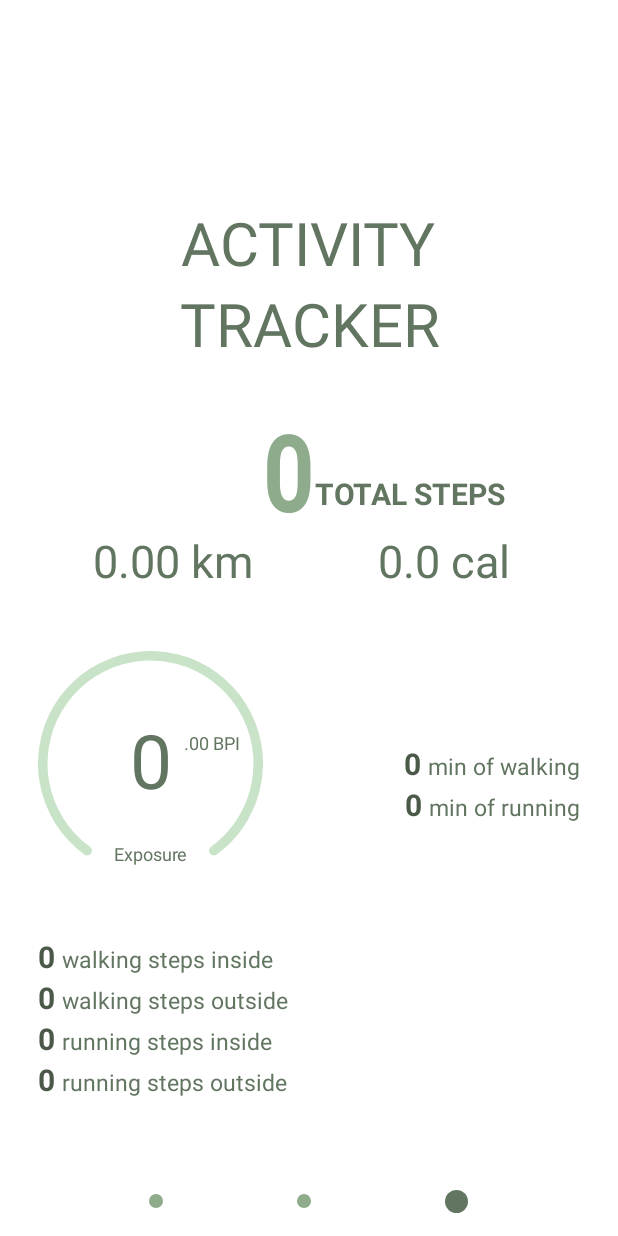
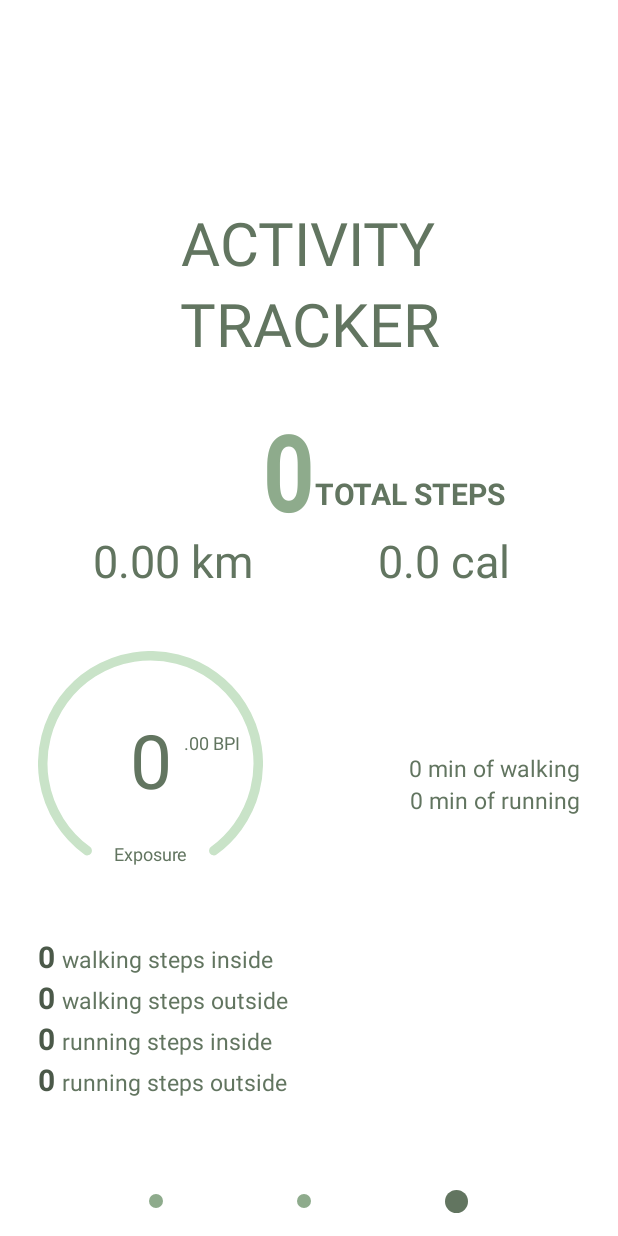
Before and after one commit to pereaanamaria/poluxion, an Android app: the TrackerActivity screen opened directly, with no data from a screen before it, on a phone screen of 412 x 824 dp. Run offline under Robolectric (Android 15) with nearby library versions, the phone set to English and light mode, and no system bars; our stand-ins replace Firebase (no records; nobody signed in at launch, a user with empty details on screens opened directly); 8 statements that could not run were skipped.

Commit message:
Tracker Review

```diff
--- a/app/src/main/java/pam/poluxion/TrackerActivity.java
+++ b/app/src/main/java/pam/poluxion/TrackerActivity.java
@@ -128,14 +128,14 @@ public class TrackerActivity extends AppCompatActivity implements SensorEventLis
     private void displayInfo() {
 
         if(stepCounter.getWalkMin() < 60) {
-            walkMins.setText(stepCounter.getWalkMin() + " ");
+            walkMins.setText(stepCounter.getWalkMin() + " min ");
         } else {
-            walkMins.setText(stepCounter.getWalkMin() / 60 + "h and " + stepCounter.getWalkMin() % 60 + " ");
+            walkMins.setText(stepCounter.getWalkMin() / 60 + "h " + stepCounter.getWalkMin() % 60 + " min ");
         }
         if(stepCounter.getRunMin() < 60) {
-            runMins.setText(stepCounter.getRunMin() + " ");
+            runMins.setText(stepCounter.getRunMin() + " min ");
         } else {
-            runMins.setText(stepCounter.getRunMin() / 60 + "h and " + stepCounter.getRunMin() % 60 + " ");
+            runMins.setText(stepCounter.getRunMin() / 60 + "h " + stepCounter.getRunMin() % 60 + " min ");
         }
 
         walkIn.setText(stepCounter.getStepsWalkInside() + " ");
@@ -147,7 +147,7 @@ public class TrackerActivity extends AppCompatActivity implements SensorEventLis
 
         kms.setText(user.getKm());
         cals.setText(user.getCals());
-        bpi.setText(user.getBPI());
+        //bpi.setText(user.getBPI());
 
         double progress = GeneralClass.getStepCounterObject().getIntakeDose();
         int progressInt = (int) Math.floor(progress);
--- a/app/src/main/java/pam/poluxion/models/StepCounter.java
+++ b/app/src/main/java/pam/poluxion/models/StepCounter.java
@@ -18,7 +18,6 @@ public class StepCounter {
     private int stepsRunOutside = 0;
 
     private boolean indoor = true;
-    private boolean walking = true;
 
     public StepCounter() {
         Log.e(TAG,"Successfully created");
@@ -26,10 +25,10 @@ public class StepCounter {
 
     public void countTotal(int status) {
         switch (status) {
-            case WALK_INSIDE: walking = true; stepsWalkInside++; break;
-            case WALK_OUTSIDE: walking = true; stepsWalkOutside++; break;
-            case RUN_INSIDE: walking = false; stepsRunInside++; break;
-            case RUN_OUTSIDE: walking = false; stepsRunOutside++; break;
+            case WALK_INSIDE: stepsWalkInside++; break;
+            case WALK_OUTSIDE: stepsWalkOutside++; break;
+            case RUN_INSIDE: stepsRunInside++; break;
+            case RUN_OUTSIDE: stepsRunOutside++; break;
             default: Log.e(TAG,"Unknown status : " + status);
         }
     }
@@ -48,22 +47,6 @@ public class StepCounter {
         return temp / 1000;
     }
 
-    int getStepsPerMin() {
-        if(walking) {
-            return 100;
-        } else {
-            return 150;
-        }
-    }
-
-    double getAverageSpeed() {
-        if(walking) {
-            return 1.3888;  // 5 km/h ~= 1.38 m/s
-        } else {
-            return 6.6666;  // 24 km/h ~= 6.66 m/s
-        }
-    }
-
     public int getStepsWalkInside() {return stepsWalkInside;}
     public void setStepsWalkInside(int stepsWalkInside) {this.stepsWalkInside = stepsWalkInside;}
 
--- a/app/src/main/java/pam/poluxion/models/User.java
+++ b/app/src/main/java/pam/poluxion/models/User.java
@@ -33,18 +33,30 @@ public class User {
     }
 
     public String getCals() {
-        double speed = GeneralClass.getStepCounterObject().getAverageSpeed();
-        double calPerMin = (0.035 * weight) + (0.029 * weight * ((speed * speed) / height));
-        double stepsPerMin = GeneralClass.getStepCounterObject().getStepsPerMin();
-
-        double temp = (calPerMin * GeneralClass.getStepCounterObject().getSteps()) / stepsPerMin;
+        double temp = getCalsWalking() + getCalsRunning();
         if (Double.isNaN(temp)) {
             return "0.0 cal";
         }
         return df2.format(temp) + " cal";
     }
 
-    public String getBPI() {
+    private double getCalsWalking() {
+        double speed = 1.3888;  // 5 km/h ~= 1.38 m/s
+        double calPerMin = (0.035 * weight) + (0.029 * weight * ((speed * speed) / height));
+        double stepsPerMin = 100;
+
+        return (calPerMin * GeneralClass.getStepCounterObject().getSteps()) / stepsPerMin;
+    }
+
+    private double getCalsRunning() {
+        double speed = 6.6666;  // 24 km/h ~= 6.66 m/s
+        double calPerMin = (0.035 * weight) + (0.029 * weight * ((speed * speed) / height));
+        double stepsPerMin = 150;
+
+        return (calPerMin * GeneralClass.getStepCounterObject().getSteps()) / stepsPerMin;
+    }
+
+    /*public String getBPI() {
         double VEMSt = 0.0, CVt = 500.0;
         if(gender != null) {
             if (gender.equals("male")) {
@@ -59,7 +71,7 @@ public class User {
 
         double temp = (VEMSt/CVt) * 100.0;
         return df2.format(temp) + " ";
-    }
+    }*/
 
     public void setNameUser(String nameUser) {this.nameUser = nameUser;}
     public String getNameUser() {return nameUser;}
--- a/app/src/main/res/layout/activity_login.xml
+++ b/app/src/main/res/layout/activity_login.xml
@@ -1,8 +1,6 @@
 <?xml version="1.0" encoding="utf-8"?>
 <RelativeLayout xmlns:android="http://schemas.android.com/apk/res/android"
     xmlns:app="http://schemas.android.com/apk/res-auto"
-    xmlns:custom="http://schemas.android.com/apk/res-auto"
-    xmlns:tools="http://schemas.android.com/tools"
     android:layout_width="match_parent"
     android:layout_height="match_parent"
     android:background="@color/colorAccent"
--- a/app/src/main/res/layout/activity_main.xml
+++ b/app/src/main/res/layout/activity_main.xml
@@ -1,6 +1,5 @@
 <?xml version="1.0" encoding="utf-8"?>
 <RelativeLayout xmlns:android="http://schemas.android.com/apk/res/android"
-    xmlns:app="http://schemas.android.com/apk/res-auto"
     xmlns:custom="http://schemas.android.com/apk/res-auto"
     xmlns:tools="http://schemas.android.com/tools"
     android:id="@+id/main"
--- a/app/src/main/res/layout/activity_register.xml
+++ b/app/src/main/res/layout/activity_register.xml
@@ -1,8 +1,6 @@
 <?xml version="1.0" encoding="utf-8"?>
 <ScrollView xmlns:android="http://schemas.android.com/apk/res/android"
     xmlns:app="http://schemas.android.com/apk/res-auto"
-    xmlns:custom="http://schemas.android.com/apk/res-auto"
-    xmlns:tools="http://schemas.android.com/tools"
     android:layout_width="match_parent"
     android:layout_height="match_parent"
     android:background="@color/colorAccent"
--- a/app/src/main/res/layout/activity_settings.xml
+++ b/app/src/main/res/layout/activity_settings.xml
@@ -1,8 +1,6 @@
 <?xml version="1.0" encoding="utf-8"?>
 <RelativeLayout xmlns:android="http://schemas.android.com/apk/res/android"
     xmlns:app="http://schemas.android.com/apk/res-auto"
-    xmlns:custom="http://schemas.android.com/apk/res-auto"
-    xmlns:tools="http://schemas.android.com/tools"
     android:layout_width="match_parent"
     android:layout_height="match_parent"
     android:background="@color/colorAccent"
--- a/app/src/main/res/layout/activity_tracker.xml
+++ b/app/src/main/res/layout/activity_tracker.xml
@@ -1,8 +1,6 @@
 <?xml version="1.0" encoding="utf-8"?>
 <RelativeLayout xmlns:android="http://schemas.android.com/apk/res/android"
-    xmlns:app="http://schemas.android.com/apk/res-auto"
     xmlns:custom="http://schemas.android.com/apk/res-auto"
-    xmlns:tools="http://schemas.android.com/tools"
     android:id="@+id/tracker"
     android:layout_width="match_parent"
     android:layout_height="match_parent"
@@ -169,9 +167,8 @@
                             android:id="@+id/walkingTime"
                             android:layout_width="wrap_content"
                             android:layout_height="wrap_content"
-                            android:textColor="@color/colorPrimaryDarker"
-                            android:textSize="20sp"
-                            android:textStyle="bold" />
+                            android:textColor="@color/colorPrimaryDark"
+                            android:textSize="15sp" />
 
                         <TextView
                             android:layout_width="wrap_content"
@@ -191,9 +188,8 @@
                             android:id="@+id/runningTime"
                             android:layout_width="wrap_content"
                             android:layout_height="wrap_content"
-                            android:textColor="@color/colorPrimaryDarker"
-                            android:textSize="20sp"
-                            android:textStyle="bold" />
+                            android:textColor="@color/colorPrimaryDark"
+                            android:textSize="15sp" />
 
                         <TextView
                             android:layout_width="wrap_content"
--- a/app/src/main/res/values/strings.xml
+++ b/app/src/main/res/values/strings.xml
@@ -50,8 +50,8 @@
     <string name="walk_outside_bpi"> walking steps outside</string>
     <string name="run_inside_bpi"> running steps inside</string>
     <string name="run_outside_bpi"> running steps outside</string>
-    <string name="walk_mins"> min of walking</string>
-    <string name="run_mins"> min of running</string>
+    <string name="walk_mins">of walking</string>
+    <string name="run_mins">of running</string>
     <string name="BPI"> % BPI</string>
     <string name="error_text">Data could not be retrieved correctly. \nUnknown location by the data provider or lack of internet connectivity.</string>
     <string name="exit">Exit</string>
```
